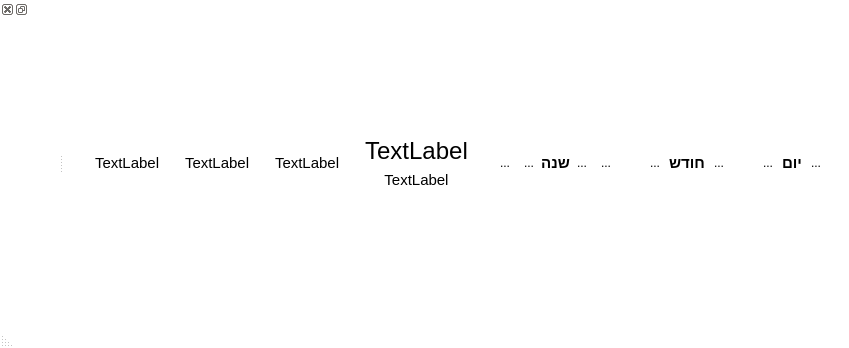
Above: mainwindow.ui from MosheWagner/luach before the change. Below: the same form after it.
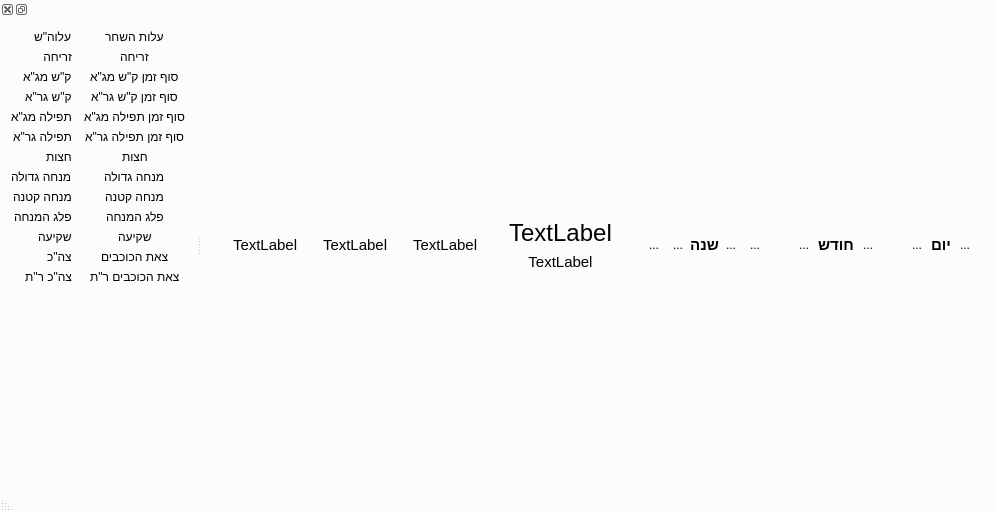
That is the form after the change. Icons and pictures are not drawn.

```diff
--- a/mainwindow.ui
+++ b/mainwindow.ui
@@ -6,8 +6,8 @@
    <rect>
     <x>0</x>
     <y>0</y>
-    <width>757</width>
-    <height>348</height>
+    <width>998</width>
+    <height>512</height>
    </rect>
   </property>
   <property name="palette">
@@ -106,9 +106,9 @@
      <colorrole role="Window">
       <brush brushstyle="SolidPattern">
        <color alpha="255">
-        <red>255</red>
-        <green>255</green>
-        <blue>255</blue>
+        <red>252</red>
+        <green>252</green>
+        <blue>252</blue>
        </color>
       </brush>
      </colorrole>
@@ -243,9 +243,9 @@
      <colorrole role="Window">
       <brush brushstyle="SolidPattern">
        <color alpha="255">
-        <red>255</red>
-        <green>255</green>
-        <blue>255</blue>
+        <red>252</red>
+        <green>252</green>
+        <blue>252</blue>
        </color>
       </brush>
      </colorrole>
@@ -371,18 +371,18 @@
      <colorrole role="Base">
       <brush brushstyle="SolidPattern">
        <color alpha="255">
-        <red>255</red>
-        <green>255</green>
-        <blue>255</blue>
+        <red>252</red>
+        <green>252</green>
+        <blue>252</blue>
        </color>
       </brush>
      </colorrole>
      <colorrole role="Window">
       <brush brushstyle="SolidPattern">
        <color alpha="255">
-        <red>255</red>
-        <green>255</green>
-        <blue>255</blue>
+        <red>252</red>
+        <green>252</green>
+        <blue>252</blue>
        </color>
       </brush>
      </colorrole>
@@ -873,6 +873,9 @@
   </widget>
   <widget class="QStatusBar" name="statusBar"/>
   <widget class="QDockWidget" name="dockWidget">
+   <property name="layoutDirection">
+    <enum>Qt::RightToLeft</enum>
+   </property>
    <property name="features">
     <set>QDockWidget::AllDockWidgetFeatures</set>
    </property>
@@ -883,7 +886,523 @@
     <number>1</number>
    </attribute>
    <widget class="QWidget" name="dockWidgetContents">
-    <layout class="QHBoxLayout" name="horizontalLayout_5"/>
+    <layout class="QFormLayout" name="formLayout">
+     <property name="fieldGrowthPolicy">
+      <enum>QFormLayout::ExpandingFieldsGrow</enum>
+     </property>
+     <property name="rowWrapPolicy">
+      <enum>QFormLayout::DontWrapRows</enum>
+     </property>
+     <property name="labelAlignment">
+      <set>Qt::AlignCenter</set>
+     </property>
+     <property name="horizontalSpacing">
+      <number>12</number>
+     </property>
+     <property name="verticalSpacing">
+      <number>6</number>
+     </property>
+     <item row="1" column="0">
+      <widget class="QLabel" name="label_2">
+       <property name="sizePolicy">
+        <sizepolicy hsizetype="Maximum" vsizetype="Maximum">
+         <horstretch>0</horstretch>
+         <verstretch>0</verstretch>
+        </sizepolicy>
+       </property>
+       <property name="layoutDirection">
+        <enum>Qt::RightToLeft</enum>
+       </property>
+       <property name="text">
+        <string>עלות השחר</string>
+       </property>
+       <property name="alignment">
+        <set>Qt::AlignJustify|Qt::AlignVCenter</set>
+       </property>
+      </widget>
+     </item>
+     <item row="1" column="1">
+      <widget class="QLabel" name="aloslabel">
+       <property name="sizePolicy">
+        <sizepolicy hsizetype="Maximum" vsizetype="Maximum">
+         <horstretch>0</horstretch>
+         <verstretch>0</verstretch>
+        </sizepolicy>
+       </property>
+       <property name="layoutDirection">
+        <enum>Qt::RightToLeft</enum>
+       </property>
+       <property name="text">
+        <string>עלוה&quot;ש</string>
+       </property>
+       <property name="alignment">
+        <set>Qt::AlignJustify|Qt::AlignVCenter</set>
+       </property>
+      </widget>
+     </item>
+     <item row="2" column="0">
+      <widget class="QLabel" name="label">
+       <property name="sizePolicy">
+        <sizepolicy hsizetype="Maximum" vsizetype="Maximum">
+         <horstretch>0</horstretch>
+         <verstretch>0</verstretch>
+        </sizepolicy>
+       </property>
+       <property name="layoutDirection">
+        <enum>Qt::RightToLeft</enum>
+       </property>
+       <property name="text">
+        <string>זריחה</string>
+       </property>
+       <property name="alignment">
+        <set>Qt::AlignJustify|Qt::AlignVCenter</set>
+       </property>
+      </widget>
+     </item>
+     <item row="2" column="1">
+      <widget class="QLabel" name="sunriselabel">
+       <property name="sizePolicy">
+        <sizepolicy hsizetype="Maximum" vsizetype="Maximum">
+         <horstretch>0</horstretch>
+         <verstretch>0</verstretch>
+        </sizepolicy>
+       </property>
+       <property name="layoutDirection">
+        <enum>Qt::RightToLeft</enum>
+       </property>
+       <property name="lineWidth">
+        <number>1</number>
+       </property>
+       <property name="text">
+        <string>זריחה</string>
+       </property>
+       <property name="alignment">
+        <set>Qt::AlignJustify|Qt::AlignVCenter</set>
+       </property>
+       <property name="textInteractionFlags">
+        <set>Qt::TextSelectableByMouse</set>
+       </property>
+      </widget>
+     </item>
+     <item row="5" column="0">
+      <widget class="QLabel" name="label_5">
+       <property name="sizePolicy">
+        <sizepolicy hsizetype="Maximum" vsizetype="Maximum">
+         <horstretch>0</horstretch>
+         <verstretch>0</verstretch>
+        </sizepolicy>
+       </property>
+       <property name="layoutDirection">
+        <enum>Qt::RightToLeft</enum>
+       </property>
+       <property name="text">
+        <string>סוף זמן ק&quot;ש גר&quot;א</string>
+       </property>
+       <property name="alignment">
+        <set>Qt::AlignJustify|Qt::AlignVCenter</set>
+       </property>
+      </widget>
+     </item>
+     <item row="6" column="0">
+      <widget class="QLabel" name="label_6">
+       <property name="sizePolicy">
+        <sizepolicy hsizetype="Maximum" vsizetype="Maximum">
+         <horstretch>0</horstretch>
+         <verstretch>0</verstretch>
+        </sizepolicy>
+       </property>
+       <property name="layoutDirection">
+        <enum>Qt::RightToLeft</enum>
+       </property>
+       <property name="text">
+        <string>סוף זמן תפילה מג&quot;א</string>
+       </property>
+       <property name="alignment">
+        <set>Qt::AlignJustify|Qt::AlignVCenter</set>
+       </property>
+      </widget>
+     </item>
+     <item row="6" column="1">
+      <widget class="QLabel" name="tfilamgalbl">
+       <property name="sizePolicy">
+        <sizepolicy hsizetype="Maximum" vsizetype="Maximum">
+         <horstretch>0</horstretch>
+         <verstretch>0</verstretch>
+        </sizepolicy>
+       </property>
+       <property name="layoutDirection">
+        <enum>Qt::RightToLeft</enum>
+       </property>
+       <property name="text">
+        <string>תפילה מג&quot;א</string>
+       </property>
+       <property name="alignment">
+        <set>Qt::AlignJustify|Qt::AlignVCenter</set>
+       </property>
+      </widget>
+     </item>
+     <item row="7" column="0">
+      <widget class="QLabel" name="label_7">
+       <property name="sizePolicy">
+        <sizepolicy hsizetype="Maximum" vsizetype="Maximum">
+         <horstretch>0</horstretch>
+         <verstretch>0</verstretch>
+        </sizepolicy>
+       </property>
+       <property name="layoutDirection">
+        <enum>Qt::RightToLeft</enum>
+       </property>
+       <property name="text">
+        <string>סוף זמן תפילה גר&quot;א</string>
+       </property>
+       <property name="alignment">
+        <set>Qt::AlignJustify|Qt::AlignVCenter</set>
+       </property>
+      </widget>
+     </item>
+     <item row="8" column="0">
+      <widget class="QLabel" name="label_8">
+       <property name="sizePolicy">
+        <sizepolicy hsizetype="Maximum" vsizetype="Maximum">
+         <horstretch>0</horstretch>
+         <verstretch>0</verstretch>
+        </sizepolicy>
+       </property>
+       <property name="layoutDirection">
+        <enum>Qt::RightToLeft</enum>
+       </property>
+       <property name="text">
+        <string>חצות</string>
+       </property>
+       <property name="alignment">
+        <set>Qt::AlignJustify|Qt::AlignVCenter</set>
+       </property>
+      </widget>
+     </item>
+     <item row="8" column="1">
+      <widget class="QLabel" name="hatzotlbl">
+       <property name="sizePolicy">
+        <sizepolicy hsizetype="Maximum" vsizetype="Maximum">
+         <horstretch>0</horstretch>
+         <verstretch>0</verstretch>
+        </sizepolicy>
+       </property>
+       <property name="layoutDirection">
+        <enum>Qt::RightToLeft</enum>
+       </property>
+       <property name="text">
+        <string>חצות</string>
+       </property>
+       <property name="alignment">
+        <set>Qt::AlignJustify|Qt::AlignVCenter</set>
+       </property>
+      </widget>
+     </item>
+     <item row="9" column="0">
+      <widget class="QLabel" name="label_9">
+       <property name="sizePolicy">
+        <sizepolicy hsizetype="Maximum" vsizetype="Maximum">
+         <horstretch>0</horstretch>
+         <verstretch>0</verstretch>
+        </sizepolicy>
+       </property>
+       <property name="layoutDirection">
+        <enum>Qt::RightToLeft</enum>
+       </property>
+       <property name="text">
+        <string>מנחה גדולה</string>
+       </property>
+       <property name="alignment">
+        <set>Qt::AlignJustify|Qt::AlignVCenter</set>
+       </property>
+      </widget>
+     </item>
+     <item row="9" column="1">
+      <widget class="QLabel" name="minchagdolalbl">
+       <property name="sizePolicy">
+        <sizepolicy hsizetype="Maximum" vsizetype="Maximum">
+         <horstretch>0</horstretch>
+         <verstretch>0</verstretch>
+        </sizepolicy>
+       </property>
+       <property name="layoutDirection">
+        <enum>Qt::RightToLeft</enum>
+       </property>
+       <property name="text">
+        <string>מנחה גדולה</string>
+       </property>
+       <property name="alignment">
+        <set>Qt::AlignJustify|Qt::AlignVCenter</set>
+       </property>
+      </widget>
+     </item>
+     <item row="10" column="0">
+      <widget class="QLabel" name="label_10">
+       <property name="sizePolicy">
+        <sizepolicy hsizetype="Maximum" vsizetype="Maximum">
+         <horstretch>0</horstretch>
+         <verstretch>0</verstretch>
+        </sizepolicy>
+       </property>
+       <property name="layoutDirection">
+        <enum>Qt::RightToLeft</enum>
+       </property>
+       <property name="text">
+        <string>מנחה קטנה</string>
+       </property>
+       <property name="alignment">
+        <set>Qt::AlignJustify|Qt::AlignVCenter</set>
+       </property>
+      </widget>
+     </item>
+     <item row="10" column="1">
+      <widget class="QLabel" name="minchaktanalbl">
+       <property name="sizePolicy">
+        <sizepolicy hsizetype="Maximum" vsizetype="Maximum">
+         <horstretch>0</horstretch>
+         <verstretch>0</verstretch>
+        </sizepolicy>
+       </property>
+       <property name="layoutDirection">
+        <enum>Qt::RightToLeft</enum>
+       </property>
+       <property name="text">
+        <string>מנחה קטנה</string>
+       </property>
+       <property name="alignment">
+        <set>Qt::AlignJustify|Qt::AlignVCenter</set>
+       </property>
+      </widget>
+     </item>
+     <item row="11" column="0">
+      <widget class="QLabel" name="label_11">
+       <property name="sizePolicy">
+        <sizepolicy hsizetype="Maximum" vsizetype="Maximum">
+         <horstretch>0</horstretch>
+         <verstretch>0</verstretch>
+        </sizepolicy>
+       </property>
+       <property name="layoutDirection">
+        <enum>Qt::RightToLeft</enum>
+       </property>
+       <property name="text">
+        <string>פלג המנחה</string>
+       </property>
+       <property name="alignment">
+        <set>Qt::AlignJustify|Qt::AlignVCenter</set>
+       </property>
+      </widget>
+     </item>
+     <item row="11" column="1">
+      <widget class="QLabel" name="plaglbl">
+       <property name="sizePolicy">
+        <sizepolicy hsizetype="Maximum" vsizetype="Maximum">
+         <horstretch>0</horstretch>
+         <verstretch>0</verstretch>
+        </sizepolicy>
+       </property>
+       <property name="layoutDirection">
+        <enum>Qt::RightToLeft</enum>
+       </property>
+       <property name="text">
+        <string>פלג המנחה</string>
+       </property>
+       <property name="alignment">
+        <set>Qt::AlignJustify|Qt::AlignVCenter</set>
+       </property>
+      </widget>
+     </item>
+     <item row="12" column="0">
+      <widget class="QLabel" name="label_12">
+       <property name="sizePolicy">
+        <sizepolicy hsizetype="Maximum" vsizetype="Maximum">
+         <horstretch>0</horstretch>
+         <verstretch>0</verstretch>
+        </sizepolicy>
+       </property>
+       <property name="layoutDirection">
+        <enum>Qt::RightToLeft</enum>
+       </property>
+       <property name="text">
+        <string>שקיעה</string>
+       </property>
+       <property name="alignment">
+        <set>Qt::AlignJustify|Qt::AlignVCenter</set>
+       </property>
+      </widget>
+     </item>
+     <item row="12" column="1">
+      <widget class="QLabel" name="skialbl">
+       <property name="sizePolicy">
+        <sizepolicy hsizetype="Maximum" vsizetype="Maximum">
+         <horstretch>0</horstretch>
+         <verstretch>0</verstretch>
+        </sizepolicy>
+       </property>
+       <property name="layoutDirection">
+        <enum>Qt::RightToLeft</enum>
+       </property>
+       <property name="text">
+        <string>שקיעה</string>
+       </property>
+       <property name="alignment">
+        <set>Qt::AlignJustify|Qt::AlignVCenter</set>
+       </property>
+      </widget>
+     </item>
+     <item row="13" column="0">
+      <widget class="QLabel" name="label_21">
+       <property name="sizePolicy">
+        <sizepolicy hsizetype="Maximum" vsizetype="Maximum">
+         <horstretch>0</horstretch>
+         <verstretch>0</verstretch>
+        </sizepolicy>
+       </property>
+       <property name="layoutDirection">
+        <enum>Qt::RightToLeft</enum>
+       </property>
+       <property name="text">
+        <string>צאת הכוכבים</string>
+       </property>
+       <property name="alignment">
+        <set>Qt::AlignJustify|Qt::AlignVCenter</set>
+       </property>
+      </widget>
+     </item>
+     <item row="13" column="1">
+      <widget class="QLabel" name="tzitslbl">
+       <property name="sizePolicy">
+        <sizepolicy hsizetype="Maximum" vsizetype="Maximum">
+         <horstretch>0</horstretch>
+         <verstretch>0</verstretch>
+        </sizepolicy>
+       </property>
+       <property name="layoutDirection">
+        <enum>Qt::RightToLeft</enum>
+       </property>
+       <property name="text">
+        <string>צה&quot;כ</string>
+       </property>
+       <property name="alignment">
+        <set>Qt::AlignJustify|Qt::AlignVCenter</set>
+       </property>
+      </widget>
+     </item>
+     <item row="14" column="0">
+      <widget class="QLabel" name="label_22">
+       <property name="sizePolicy">
+        <sizepolicy hsizetype="Maximum" vsizetype="Maximum">
+         <horstretch>0</horstretch>
+         <verstretch>0</verstretch>
+        </sizepolicy>
+       </property>
+       <property name="layoutDirection">
+        <enum>Qt::RightToLeft</enum>
+       </property>
+       <property name="text">
+        <string>צאת הכוכבים ר&quot;ת</string>
+       </property>
+       <property name="alignment">
+        <set>Qt::AlignJustify|Qt::AlignVCenter</set>
+       </property>
+      </widget>
+     </item>
+     <item row="14" column="1">
+      <widget class="QLabel" name="tzits72lbl">
+       <property name="sizePolicy">
+        <sizepolicy hsizetype="Maximum" vsizetype="Maximum">
+         <horstretch>0</horstretch>
+         <verstretch>0</verstretch>
+        </sizepolicy>
+       </property>
+       <property name="layoutDirection">
+        <enum>Qt::RightToLeft</enum>
+       </property>
+       <property name="text">
+        <string>צה&quot;כ ר&quot;ת</string>
+       </property>
+       <property name="alignment">
+        <set>Qt::AlignJustify|Qt::AlignVCenter</set>
+       </property>
+      </widget>
+     </item>
+     <item row="7" column="1">
+      <widget class="QLabel" name="tfilagralbl">
+       <property name="sizePolicy">
+        <sizepolicy hsizetype="Maximum" vsizetype="Maximum">
+         <horstretch>0</horstretch>
+         <verstretch>0</verstretch>
+        </sizepolicy>
+       </property>
+       <property name="layoutDirection">
+        <enum>Qt::RightToLeft</enum>
+       </property>
+       <property name="text">
+        <string>תפילה גר&quot;א</string>
+       </property>
+       <property name="alignment">
+        <set>Qt::AlignJustify|Qt::AlignVCenter</set>
+       </property>
+      </widget>
+     </item>
+     <item row="5" column="1">
+      <widget class="QLabel" name="shmagralbl">
+       <property name="sizePolicy">
+        <sizepolicy hsizetype="Maximum" vsizetype="Maximum">
+         <horstretch>0</horstretch>
+         <verstretch>0</verstretch>
+        </sizepolicy>
+       </property>
+       <property name="layoutDirection">
+        <enum>Qt::RightToLeft</enum>
+       </property>
+       <property name="text">
+        <string>ק&quot;ש גר&quot;א</string>
+       </property>
+       <property name="alignment">
+        <set>Qt::AlignJustify|Qt::AlignVCenter</set>
+       </property>
+      </widget>
+     </item>
+     <item row="4" column="1">
+      <widget class="QLabel" name="shmamgalbl">
+       <property name="sizePolicy">
+        <sizepolicy hsizetype="Maximum" vsizetype="Maximum">
+         <horstretch>0</horstretch>
+         <verstretch>0</verstretch>
+        </sizepolicy>
+       </property>
+       <property name="layoutDirection">
+        <enum>Qt::RightToLeft</enum>
+       </property>
+       <property name="text">
+        <string>ק&quot;ש מג&quot;א</string>
+       </property>
+       <property name="alignment">
+        <set>Qt::AlignJustify|Qt::AlignVCenter</set>
+       </property>
+      </widget>
+     </item>
+     <item row="4" column="0">
+      <widget class="QLabel" name="label_3">
+       <property name="sizePolicy">
+        <sizepolicy hsizetype="Maximum" vsizetype="Maximum">
+         <horstretch>0</horstretch>
+         <verstretch>0</verstretch>
+        </sizepolicy>
+       </property>
+       <property name="layoutDirection">
+        <enum>Qt::RightToLeft</enum>
+       </property>
+       <property name="text">
+        <string>סוף זמן ק&quot;ש מג&quot;א</string>
+       </property>
+       <property name="alignment">
+        <set>Qt::AlignJustify|Qt::AlignVCenter</set>
+       </property>
+      </widget>
+     </item>
+    </layout>
    </widget>
   </widget>
  </widget>
```
Left out of the diff: 2 changed lines with no effect on the pictures.
